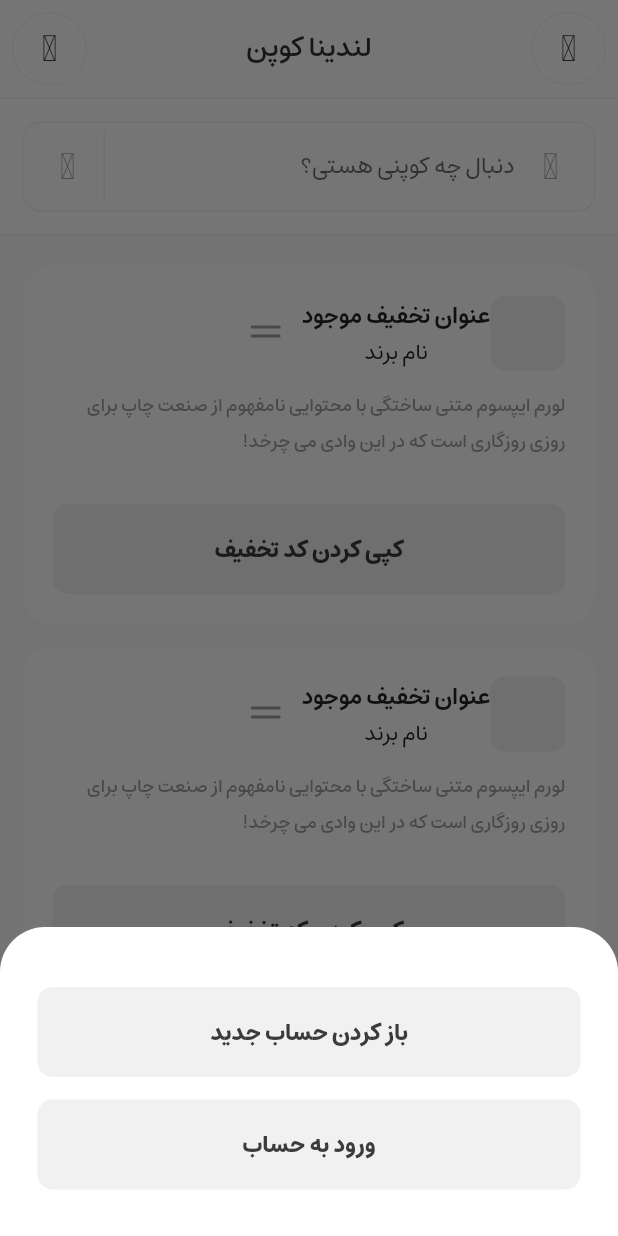
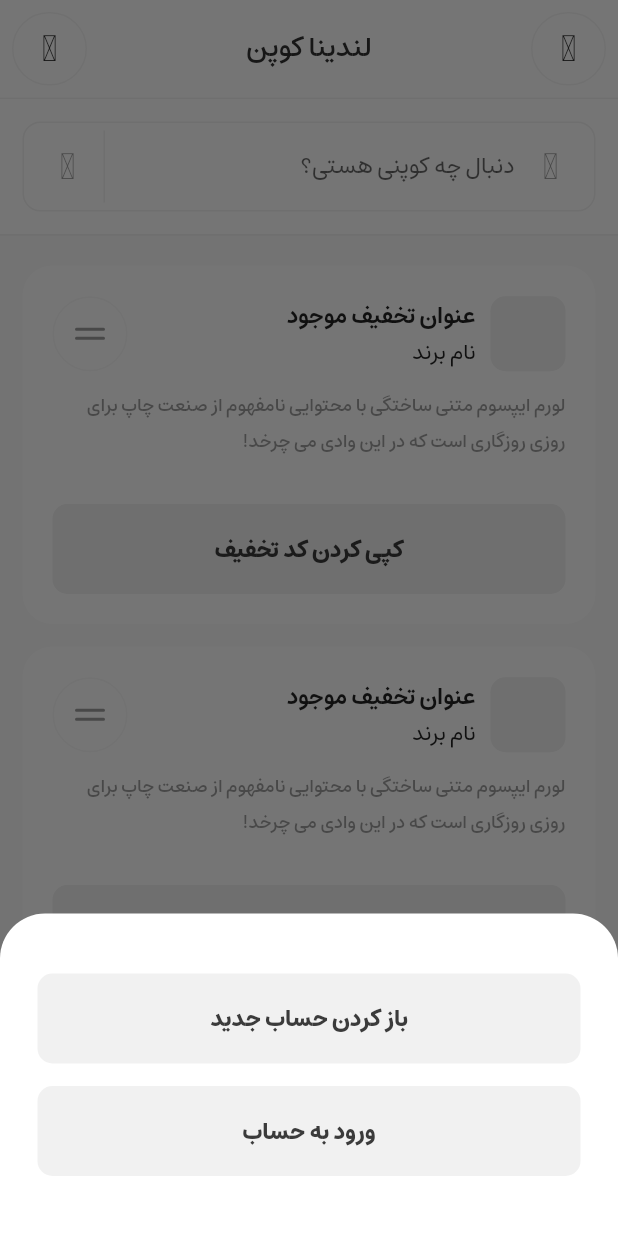
Before and after one commit to omidshababdev/landina_coupon, a Flutter app: the screen it shows after launch, after a tap on "کپی کردن کد تخفیف", on a phone screen of 412 x 824 dp. Run offline on Flutter 3.47's test engine with Material 2 defaults, Android fonts, the phone set to English and light mode, and no system bars; our stand-ins replace figma_squircle, flutter_svg, iconly.

Commit message:
first commit

```diff
--- a/lib/ui/components/coupon/coupon.dart
+++ b/lib/ui/components/coupon/coupon.dart
@@ -35,7 +35,8 @@ class Coupon extends StatelessWidget {
           crossAxisAlignment: CrossAxisAlignment.start,
           mainAxisAlignment: MainAxisAlignment.start,
           children: [
-            Wrap(
+            Row(
+              mainAxisAlignment: MainAxisAlignment.spaceBetween,
               children: [
                 Container(
                   width: 50,
@@ -45,12 +46,15 @@ class Coupon extends StatelessWidget {
                     shape: SmoothRectangleBorder(
                       borderRadius: SmoothBorderRadius(
                         cornerRadius: 10,
-                        cornerSmoothing: 1,
+                        cornerSmoothing: 0.5,
                       ),
                     ),
                   ),
                 ),
-                Column(
+                const SizedBox(width: 10),
+                Expanded(
+                  child: Column(
+                    crossAxisAlignment: CrossAxisAlignment.start,
                     children: [
                       Text(
                         title,
@@ -67,13 +71,28 @@ class Coupon extends StatelessWidget {
                       ),
                     ],
                   ),
-                IconButton(
+                ),
+                const SizedBox(width: 10),
+                Container(
+                  width: 50,
+                  height: 50,
+                  decoration: BoxDecoration(
+                    border: Border.all(
+                      width: 1,
+                      color: const Color(0xffF1F1F1).withOpacity(0.5),
+                    ),
+                    borderRadius: BorderRadius.circular(50),
+                  ),
+                  child: Center(
+                    child: IconButton(
                       onPressed: () {
                         loginModal(context);
                       },
                       icon: SvgPicture.asset(
                         "assets/svg/reorder-two-outline.svg",
                         color: const Color(0xff3B3B3B).withOpacity(0.5),
+                      ),
+                    ),
                   ),
                 ),
               ],
--- a/lib/ui/components/modals/login.modal.dart
+++ b/lib/ui/components/modals/login.modal.dart
@@ -5,40 +5,28 @@ import 'package:landina_coupon/ui/widgets/button/button.dart';
 
 void loginModal(BuildContext context) {
   showModalBottomSheet(
-    shape: const RoundedRectangleBorder(
-      borderRadius: BorderRadius.only(
-        topLeft: Radius.circular(50),
-        topRight: Radius.circular(50),
-      ),
-    ),
     context: context,
     backgroundColor: Colors.transparent,
     isScrollControlled: false,
     builder: (context) {
-      return Container(
+      return Wrap(
+        children: [
+          Container(
             width: double.infinity,
-        padding: const EdgeInsets.only(
-          top: 40,
-        ),
-        constraints: BoxConstraints(
-          maxHeight: MediaQuery.of(context).size.height * 0.25,
-          minHeight: 50,
-        ),
+            padding: const EdgeInsets.symmetric(horizontal: 25, vertical: 40),
             decoration: const BoxDecoration(
               color: Colors.white,
               borderRadius: SmoothBorderRadius.only(
                 topLeft: SmoothRadius(
                   cornerRadius: 30,
-              cornerSmoothing: 1,
+                  cornerSmoothing: 2,
                 ),
                 topRight: SmoothRadius(
                   cornerRadius: 30,
-              cornerSmoothing: 1,
+                  cornerSmoothing: 2,
                 ),
               ),
             ),
-        child: Container(
-          padding: const EdgeInsets.symmetric(horizontal: 25),
             child: Column(
               children: [
                 LandinaButton(
@@ -65,6 +53,7 @@ void loginModal(BuildContext context) {
               ],
             ),
           ),
+        ],
       );
     },
   );
--- a/lib/ui/pages/home/home.dart
+++ b/lib/ui/pages/home/home.dart
@@ -44,6 +44,8 @@ class HomePage extends StatelessWidget {
                 ),
               ),
             ),
+            child: Container(
+              margin: const EdgeInsets.symmetric(horizontal: 15, vertical: 15),
               child: LandinaTextField(
                 hintText: "دنبال چه کوپنی هستی؟",
                 prefixIcon: IconlyLight.search,
@@ -52,6 +54,8 @@ class HomePage extends StatelessWidget {
                 suffixIconOnPressed: () {
                   loginModal(context);
                 },
+                obscureText: false,
+              ),
             ),
           ),
           Expanded(
--- a/lib/ui/widgets/button/button.dart
+++ b/lib/ui/widgets/button/button.dart
@@ -20,7 +20,7 @@ class LandinaButton extends StatelessWidget {
         shape: SmoothRectangleBorder(
           borderRadius: SmoothBorderRadius(
             cornerRadius: 10,
-            cornerSmoothing: 1,
+            cornerSmoothing: 0.5,
           ),
         ),
       ),
--- a/lib/ui/widgets/textfield/textfield.dart
+++ b/lib/ui/widgets/textfield/textfield.dart
@@ -7,20 +7,22 @@ class LandinaTextField extends StatelessWidget {
   final VoidCallback suffixIconOnPressed;
   final IconData prefixIcon;
   final VoidCallback prefixIconOnPressed;
-  const LandinaTextField({
+  late bool obscureText;
+
+  LandinaTextField({
     Key? key,
     required this.hintText,
     required this.suffixIcon,
     required this.suffixIconOnPressed,
     required this.prefixIcon,
     required this.prefixIconOnPressed,
+    required this.obscureText,
   }) : super(key: key);
 
   @override
   Widget build(BuildContext context) {
     return Container(
       padding: const EdgeInsets.symmetric(horizontal: 5, vertical: 5),
-      margin: const EdgeInsets.symmetric(horizontal: 15, vertical: 15),
       decoration: BoxDecoration(
         border: Border.all(width: 1, color: const Color(0xffF1F1F1)),
         borderRadius: const SmoothBorderRadius.only(
@@ -45,6 +47,7 @@ class LandinaTextField extends StatelessWidget {
       child: TextField(
         style: const TextStyle(fontSize: 15),
         cursorColor: const Color(0xff3B3B3B),
+        obscureText: obscureText,
         decoration: InputDecoration(
           hintText: hintText,
           contentPadding: const EdgeInsets.symmetric(vertical: 10),
```
Also changed, not shown: lib/ui/pages/coupon/coupon.dart (added, +10 -0 lines), lib/ui/pages/login/login.dart (+103 -15 lines). Lines whose indentation alone changed are shown as unchanged.
